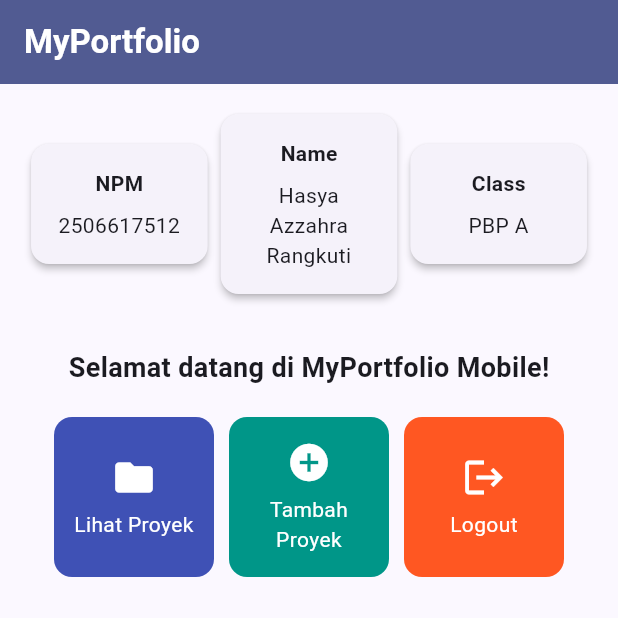
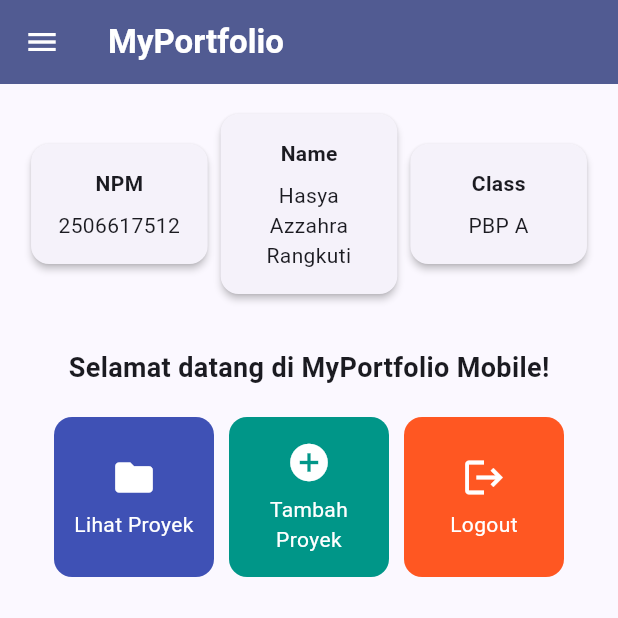
Before and after one commit to hasyaazzahra256/myportofolio_mobile, a Flutter app: the screen it shows after launch, on a phone screen of 412 x 824 dp, the top half of it. Run offline on Flutter 3.47's test engine with Material 3 defaults, Android fonts, the phone set to English and light mode, and no system bars.

Commit message:
feat(mobile): integrate LeftDrawer and navigation action in menu.dart

```diff
--- a/lib/menu.dart
+++ b/lib/menu.dart
@@ -1,4 +1,6 @@
 import 'package:flutter/material.dart';
+import 'package:myportofolio_mobile/widgets/left_drawer.dart';
+import 'package:myportofolio_mobile/screens/project_form.dart';
 
 class ItemHomepage {
   final String name;
@@ -15,10 +17,10 @@ class MyHomePage extends StatelessWidget {
   final String kelas = "PBP A";
 
   final List<ItemHomepage> items = [
-  ItemHomepage("Lihat Proyek", Icons.folder, Colors.indigo),
-  ItemHomepage("Tambah Proyek", Icons.add_circle, Colors.teal),
-  ItemHomepage("Logout", Icons.logout, Colors.deepOrange),
-];
+    ItemHomepage("Lihat Proyek", Icons.folder, Colors.indigo),
+    ItemHomepage("Tambah Proyek", Icons.add_circle, Colors.teal),
+    ItemHomepage("Logout", Icons.logout, Colors.deepOrange),
+  ];
 
   @override
   Widget build(BuildContext context) {
@@ -32,7 +34,11 @@ class MyHomePage extends StatelessWidget {
           ),
         ),
         backgroundColor: Theme.of(context).colorScheme.primary,
+        // iconTheme ditambahkan agar ikon hamburger drawer berwarna putih
+        iconTheme: const IconThemeData(color: Colors.white),
       ),
+      // Menambahkan LeftDrawer pada halaman utama
+      drawer: const LeftDrawer(),
       body: Padding(
         padding: const EdgeInsets.all(16.0),
         child: Column(
@@ -116,15 +122,26 @@ class ItemCard extends StatelessWidget {
   @override
   Widget build(BuildContext context) {
     return Material(
-      color: item.color, // Menggunakan warna unik dari item
+      color: item.color,
       borderRadius: BorderRadius.circular(12),
       child: InkWell(
         onTap: () {
+          // Menampilkan SnackBar interaktif
           ScaffoldMessenger.of(context)
             ..hideCurrentSnackBar()
             ..showSnackBar(
               SnackBar(content: Text("Kamu telah menekan tombol ${item.name}!"))
             );
+
+          // Navigasi ke halaman form jika tombol "Tambah Proyek" ditekan
+          if (item.name == "Tambah Proyek") {
+            Navigator.push(
+              context,
+              MaterialPageRoute(
+                builder: (context) => const ProjectFormPage(),
+              ),
+            );
+          }
         },
         child: Container(
           padding: const EdgeInsets.all(8),
```
